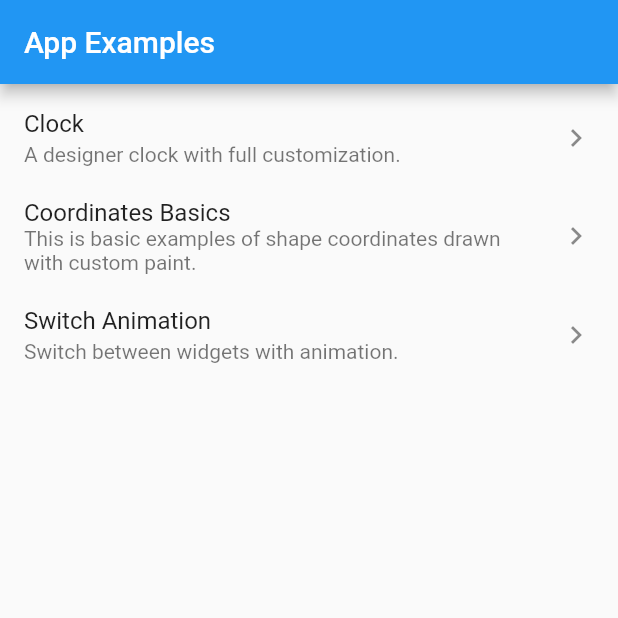
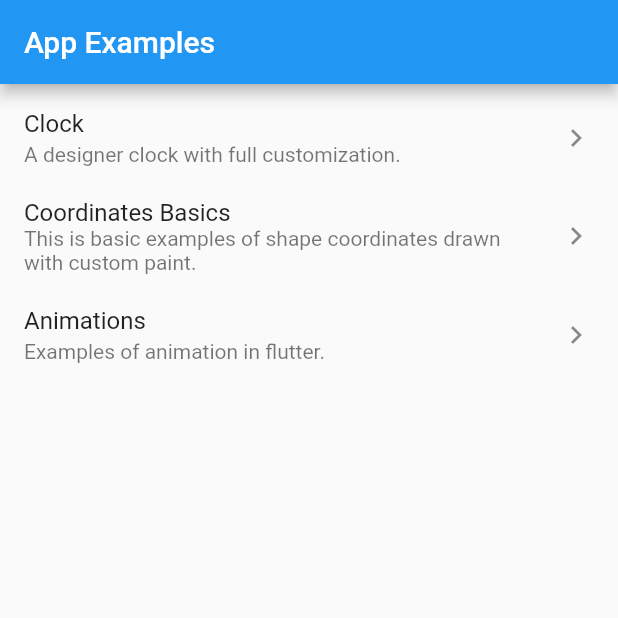
Before and after one commit to idipak/my_experiments_flutter, a Flutter app: the screen it shows after launch, on a phone screen of 412 x 824 dp, the top half of it. Run offline on Flutter 3.47's test engine with Material 2 defaults, Android fonts, the phone set to English and light mode, and no system bars.

Commit message:
animation experiments

```diff
--- /dev/null
+++ b/lib/components/menu_card.dart
@@ -0,0 +1,28 @@
+import 'package:flutter/material.dart';
+
+
+
+class MenuCard extends StatelessWidget {
+  final String title;
+  final String subTitle;
+  final String route;
+
+  const MenuCard({
+    Key? key,
+    required this.title,
+    this.subTitle = "This is a example app.",
+    required this.route
+  }) : super(key: key);
+
+  @override
+  Widget build(BuildContext context) {
+    return ListTile(
+      title: Text(title),
+      subtitle: Text(subTitle),
+      trailing: const Icon(Icons.chevron_right),
+      onTap: (){
+        Navigator.pushNamed(context, route);
+      },
+    );
+  }
+}
--- a/lib/menu.dart
+++ b/lib/menu.dart
@@ -1,7 +1,9 @@
 import 'package:flutter/material.dart';
-import 'package:my_experiments/animations/switch_animation.dart';
+import 'package:my_experiments/animations/animation_menu.dart';
 import 'package:my_experiments/clock/widgets/clock.dart';
 import 'package:my_experiments/custom_paint/coordinates_basics.dart';
+
+import 'components/menu_card.dart';
 
 class Menu extends StatelessWidget {
   static const route = "/";
@@ -17,34 +19,9 @@ class Menu extends StatelessWidget {
         children: const [
           MenuCard(title: "Clock", subTitle: "A designer clock with full customization.", route: ClockView.route,),
           MenuCard(title: "Coordinates Basics", subTitle: "This is basic examples of shape coordinates drawn with custom paint.", route: CoordinatesBasics.route),
-          MenuCard(title: "Switch Animation", subTitle: "Switch between widgets with animation.", route: SwitchAnimation.route)
+          MenuCard(title: "Animations", subTitle: "Examples of animation in flutter.", route: AnimationMenu.route)
         ],
       ),
     );
   }
 }
-
-class MenuCard extends StatelessWidget {
-  final String title;
-  final String subTitle;
-  final String route;
-
-  const MenuCard({
-    Key? key,
-    required this.title,
-    this.subTitle = "This is a example app.",
-    required this.route
-  }) : super(key: key);
-
-  @override
-  Widget build(BuildContext context) {
-    return ListTile(
-      title: Text(title),
-      subtitle: Text(subTitle),
-      trailing: const Icon(Icons.chevron_right),
-      onTap: (){
-        Navigator.pushNamed(context, route);
-      },
-    );
-  }
-}
--- a/lib/router.dart
+++ b/lib/router.dart
@@ -1,5 +1,6 @@
 
 import 'package:flutter/material.dart';
+import 'package:my_experiments/animations/animation_menu.dart';
 import 'package:my_experiments/animations/switch_animation.dart';
 import 'package:my_experiments/clock/widgets/clock.dart';
 import 'package:my_experiments/custom_paint/coordinates_basics.dart';
@@ -17,6 +18,9 @@ class RouteGenerator{
       case ClockView.route:
         return MaterialPageRoute(builder: (_) => const ClockView());
 
+      case AnimationMenu.route:
+        return MaterialPageRoute(builder: (_) => const AnimationMenu());
+
       case SwitchAnimation.route:
         return MaterialPageRoute(builder: (_) => const SwitchAnimation());
 
```
Also changed, not shown: lib/animations/animation_menu.dart (added, +31 -0 lines), lib/animations/cross_fade_animation.dart (added, +36 -0 lines), lib/animations/hero_example.dart (added, +44 -0 lines), lib/animations/list_animation.dart (added, +44 -0 lines).
